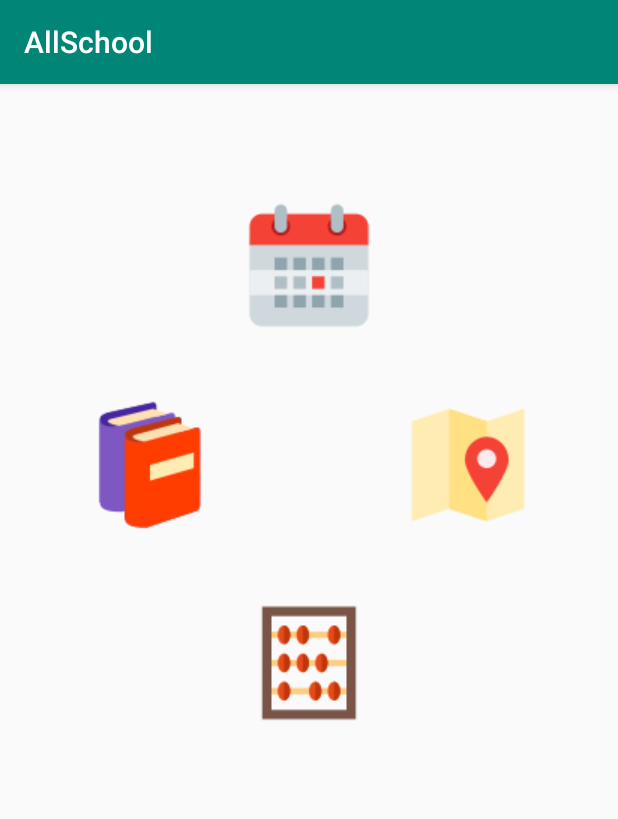
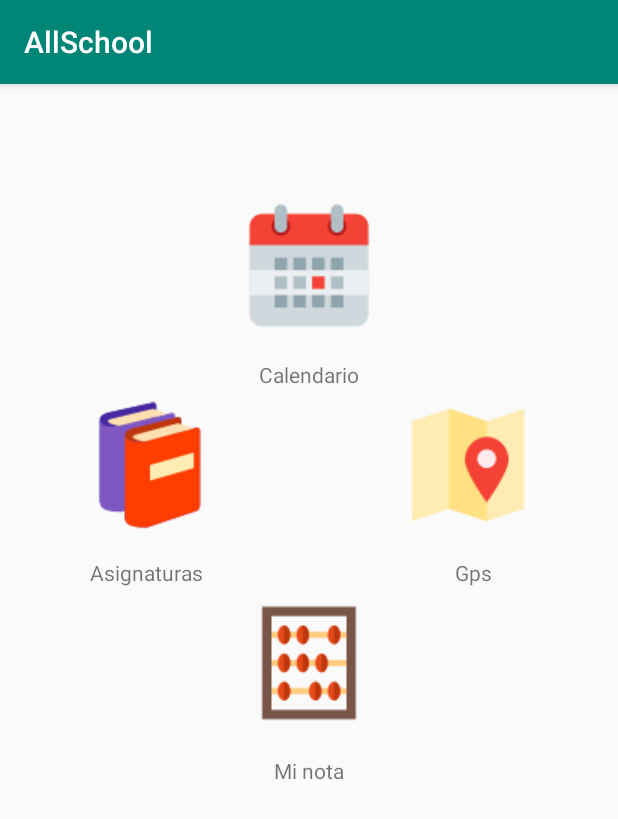
Before and after one commit to SantiagoParra/AllSchool, an Android app: the screen it shows after launch (MainActivity), on a phone screen of 412 x 824 dp. Shown: the top 819 px of the screen. Run offline under Robolectric (Android 15) with nearby library versions, the light colour scheme and no system bars.

Commit message:
Cambios pequenos

```diff
--- a/app/src/main/res/layout/activity_main.xml
+++ b/app/src/main/res/layout/activity_main.xml
@@ -4,6 +4,7 @@
     xmlns:tools="http://schemas.android.com/tools"
     android:layout_width="match_parent"
     android:layout_height="match_parent"
+    android:background="#00FF7D7D"
     tools:context=".MainActivity">
 
     <ImageButton
@@ -64,4 +65,54 @@
         app:layout_constraintStart_toStartOf="parent"
         app:layout_constraintTop_toBottomOf="@+id/btn_gps"
         app:srcCompat="@drawable/calculo" />
+
+    <TextView
+        android:id="@+id/calendario"
+        android:layout_width="wrap_content"
+        android:layout_height="wrap_content"
+        android:layout_marginStart="8dp"
+        android:layout_marginLeft="8dp"
+        android:layout_marginTop="12dp"
+        android:layout_marginEnd="8dp"
+        android:layout_marginRight="8dp"
+        android:text="@string/txt_calendario"
+        app:layout_constraintEnd_toEndOf="parent"
+        app:layout_constraintStart_toStartOf="parent"
+        app:layout_constraintTop_toBottomOf="@+id/btn_calendario" />
+
+    <TextView
+        android:id="@+id/textView2"
+        android:layout_width="wrap_content"
+        android:layout_height="wrap_content"
+        android:layout_marginStart="60dp"
+        android:layout_marginLeft="60dp"
+        android:layout_marginTop="12dp"
+        android:text="@string/txt_materias"
+        app:layout_constraintStart_toStartOf="parent"
+        app:layout_constraintTop_toBottomOf="@+id/btn_materias" />
+
+    <TextView
+        android:id="@+id/textView3"
+        android:layout_width="wrap_content"
+        android:layout_height="wrap_content"
+        android:layout_marginTop="12dp"
+        android:layout_marginEnd="84dp"
+        android:layout_marginRight="84dp"
+        android:text="@string/txt_gps"
+        app:layout_constraintEnd_toEndOf="parent"
+        app:layout_constraintTop_toBottomOf="@+id/btn_gps" />
+
+    <TextView
+        android:id="@+id/textView4"
+        android:layout_width="wrap_content"
+        android:layout_height="wrap_content"
+        android:layout_marginStart="8dp"
+        android:layout_marginLeft="8dp"
+        android:layout_marginTop="12dp"
+        android:layout_marginEnd="8dp"
+        android:layout_marginRight="8dp"
+        android:text="@string/txt_nota"
+        app:layout_constraintEnd_toEndOf="parent"
+        app:layout_constraintStart_toStartOf="parent"
+        app:layout_constraintTop_toBottomOf="@+id/imageButton3" />
 </android.support.constraint.ConstraintLayout>
--- a/app/src/main/res/values/strings.xml
+++ b/app/src/main/res/values/strings.xml
@@ -1,3 +1,7 @@
 <resources>
     <string name="app_name">AllSchool</string>
+    <string name="txt_calendario">Calendario</string>
+    <string name="txt_materias">Asignaturas</string>
+    <string name="txt_gps">Gps</string>
+    <string name="txt_nota">Mi nota</string>
 </resources>
```
